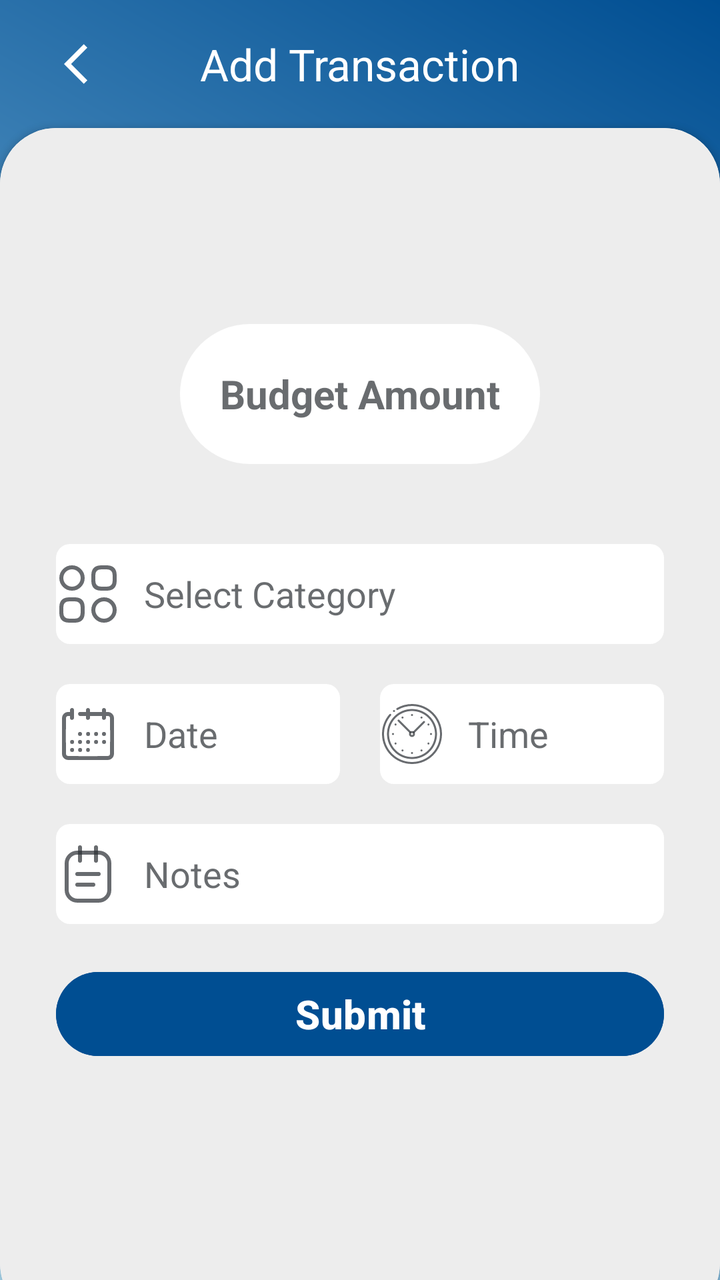
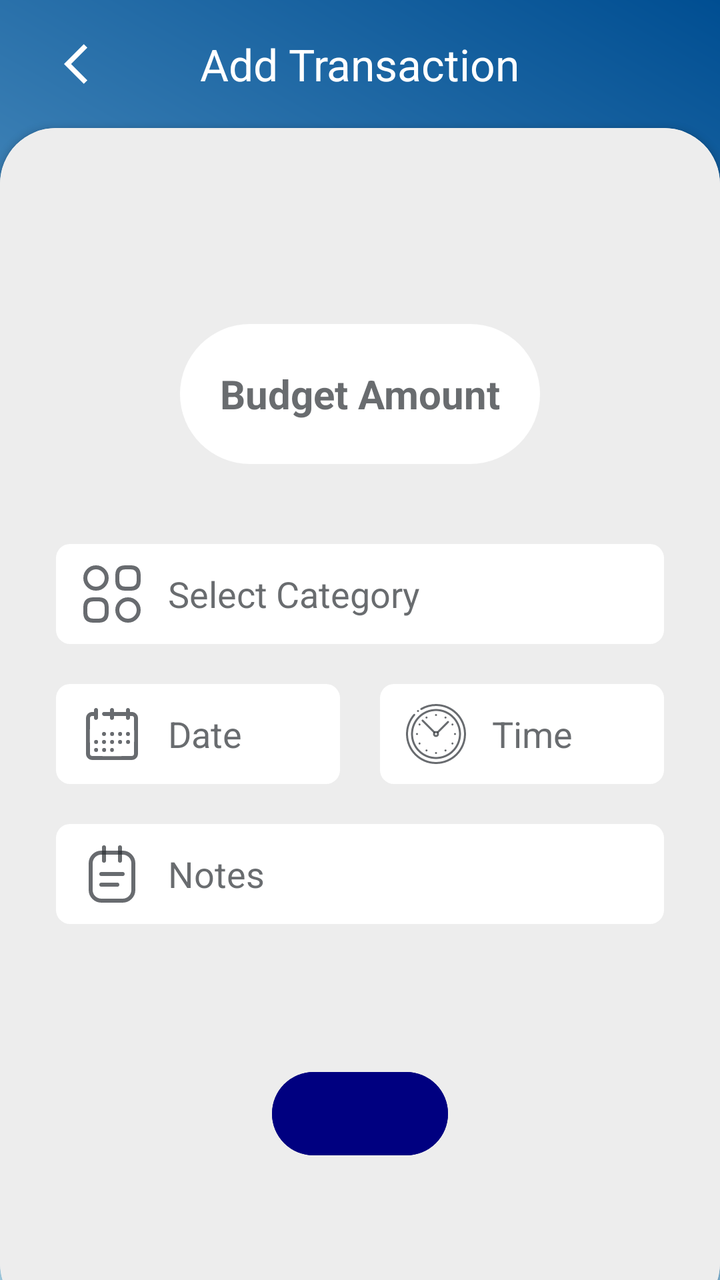

Compare the two renders of this Android layout. The source of the first and the diff that turns it into the second are given below.
<!-- AndroidManifest.xml: application theme Theme.Budget_Planner -->
<!-- res/layout/page_add.xml -->
<?xml version="1.0" encoding="utf-8"?>
<RelativeLayout xmlns:android="http://schemas.android.com/apk/res/android"
    xmlns:tools="http://schemas.android.com/tools"
    android:layout_width="match_parent"
    android:layout_height="match_parent"
    android:background="@drawable/backgroung_gradient"
    xmlns:app="http://schemas.android.com/apk/res-auto"
    >

    <androidx.appcompat.widget.Toolbar
        android:id="@+id/toolbar"
        android:layout_width="match_parent"
        android:layout_height="?attr/actionBarSize"
        android:titleTextColor="@color/white">

        <com.google.android.material.floatingactionbutton.FloatingActionButton
            android:id="@+id/Back"
            android:layout_width="wrap_content"
            android:layout_height="wrap_content"
            android:layout_gravity="start|center_vertical"
            android:backgroundTint="@android:color/transparent"
            android:clickable="true"
            android:src="@drawable/baseline_arrow_back_ios_24"
            android:stateListAnimator="@animator/button_state_list_animator"
            app:borderWidth="0dp"
            app:elevation="0dp"
            app:tint="@color/white" />

        <TextView
            android:layout_width="wrap_content"
            android:layout_height="wrap_content"
            android:layout_gravity="center"
            android:text="Add Transaction"
            android:textColor="@color/white"
            android:textSize="22dp" />
    </androidx.appcompat.widget.Toolbar>

    <RelativeLayout
        android:layout_width="match_parent"
        android:layout_height="match_parent"
        android:layout_below="@id/toolbar" />

    <androidx.cardview.widget.CardView
        android:layout_width="match_parent"
        android:layout_height="wrap_content"
        android:layout_alignParentBottom="true"
        android:layout_below="@id/toolbar"
        app:cardCornerRadius="28dp"
        android:layout_marginBottom="-20dp">

        <LinearLayout
            android:layout_width="match_parent"
            android:layout_height="match_parent"
            android:orientation="vertical"
            android:padding="28dp"
            android:background="#EDEDED">
            <LinearLayout
                android:layout_width="match_parent"
                android:layout_height="match_parent"
                android:orientation="vertical"
                android:layout_marginTop="50dp"
                >
                <EditText
                    android:layout_width="180dp"
                    android:layout_height="70dp"
                    android:hint="Budget Amount"
                    android:padding="10dp"
                    android:background="@drawable/round_shape_for_tabs"
                    android:layout_marginVertical="20dp"
                    android:textColor="@color/black"
                    android:textColorHint="#B3292D32"
                    android:textStyle="bold"
                    android:textSize="20dp"
                    android:inputType="number"
                    android:gravity="center"
                    android:layout_gravity="center"
                    />
                <EditText
                    android:id="@+id/category"
                    android:layout_marginVertical="20dp"
                    android:layout_width="match_parent"
                    android:layout_height="50dp"
                    android:drawableStart="@drawable/category_txt"
                    android:drawablePadding="12dp"
                    android:background="@drawable/edittext_design_addpage"
                    android:ems="10"
                    android:focusable="false"
                    android:inputType="none"
                    android:textColorHint="#B3292D32"
                    android:hint="Select Category"
                    android:textColor="@color/black"
                    android:layout_gravity="center"
                    />
                <LinearLayout
                    android:layout_width="match_parent"
                    android:layout_height="wrap_content"
                    android:orientation="horizontal"
                    android:weightSum="2">
                    <EditText
                        android:id="@+id/date"
                        android:layout_marginEnd="10dp"
                        android:layout_width="match_parent"
                        android:layout_height="50dp"
                        android:hint="Date"
                        android:ems="10"
                        android:textColorHint="#B3292D32"
                        android:drawableStart="@drawable/date"
                        android:drawablePadding="12dp"
                        android:background="@drawable/edittext_design_addpage"
                        android:focusable="false"
                        android:inputType="none"
                        android:textColor="@color/black"
                        android:layout_gravity="center"
                        android:layout_weight="1"
                        />
                    <EditText
                        android:id="@+id/time"
                        android:layout_marginStart="10dp"
                        android:layout_width="match_parent"
                        android:layout_height="50dp"
                        android:hint="Time"
                        android:textColorHint="#B3292D32"
                        android:drawableStart="@drawable/time"
                        android:drawablePadding="12dp"
                        android:ems="10"
                        android:background="@drawable/edittext_design_addpage"
                        android:layout_weight="1"
                        android:focusable="false"
                        android:inputType="none"
                        android:textColor="@color/black"
                        android:layout_gravity="center"

                        />
                </LinearLayout>
                <EditText
                    android:layout_marginVertical="20dp"
                    android:layout_width="match_parent"
                    android:layout_height="50dp"
                    android:hint="Notes"
                    android:drawableStart="@drawable/note_text_svgrepo_com"
                    android:drawablePadding="12dp"
                    android:textColorHint="#B3292D32"
                    android:background="@drawable/edittext_design_addpage"
                    android:textColor="@color/black"
                    android:layout_gravity="center"
                    />

                <RelativeLayout
                    android:layout_width="match_parent"
                    android:layout_height="wrap_content"
                    android:layout_above="@+id/space"
                    android:layout_gravity="bottom">

                    <Button
                        android:id="@+id/submit"
                        android:layout_width="match_parent"
                        android:layout_height="50dp"
                        android:layout_gravity="center"
                        android:layout_weight="1"
                        android:backgroundTint="#004E92"
                        android:text="Submit"
                        android:textSize="20dp"
                        android:textStyle="bold"
                        android:textColor="#fff" />

                </RelativeLayout>
            </LinearLayout>
        </LinearLayout>

    </androidx.cardview.widget.CardView>

    <Space
        android:id="@+id/space"
        android:layout_width="match_parent"
        android:layout_height="60dp"
        android:layout_alignParentBottom="true" />
</RelativeLayout>
<!-- resources referenced by this layout -->
<resources>
  <color name="black">#FF000000</color>
  <color name="white">#FFFFFFFF</color>
  <!-- drawable backgroung_gradient (drawable) -->
  <?xml version="1.0" encoding="utf-8"?>
  <shape xmlns:android="http://schemas.android.com/apk/res/android">
      <gradient
          android:type="linear"
          android:angle="45"
          android:startColor="#AEDFF7"
          android:endColor="#004E92"></gradient>
  </shape>
  <!-- drawable baseline_arrow_back_ios_24 (drawable) -->
  <vector android:autoMirrored="true" android:height="24dp"
      android:tint="#000000" android:viewportHeight="24"
      android:viewportWidth="24" android:width="24dp" xmlns:android="http://schemas.android.com/apk/res/android">
      <path android:fillColor="@android:color/white" android:pathData="M11.67,3.87L9.9,2.1 0,12l9.9,9.9 1.77,-1.77L3.54,12z"/>
  </vector>
  <!-- drawable category_txt (drawable) -->
  <vector android:height="32dp" android:viewportHeight="24"
      android:viewportWidth="24" android:width="32dp" xmlns:android="http://schemas.android.com/apk/res/android">
      <path android:fillColor="#00000000"
          android:pathData="M17,10H19C21,10 22,9 22,7V5C22,3 21,2 19,2H17C15,2 14,3 14,5V7C14,9 15,10 17,10Z"
          android:strokeColor="#B3292D32" android:strokeLineCap="round"
          android:strokeLineJoin="round" android:strokeWidth="1.5"/>
      <path android:fillColor="#00000000"
          android:pathData="M5,22H7C9,22 10,21 10,19V17C10,15 9,14 7,14H5C3,14 2,15 2,17V19C2,21 3,22 5,22Z"
          android:strokeColor="#B3292D32" android:strokeLineCap="round"
          android:strokeLineJoin="round" android:strokeWidth="1.5"/>
      <path android:fillColor="#00000000"
          android:pathData="M6,10C8.209,10 10,8.209 10,6C10,3.791 8.209,2 6,2C3.791,2 2,3.791 2,6C2,8.209 3.791,10 6,10Z"
          android:strokeColor="#B3292D32" android:strokeLineCap="round"
          android:strokeLineJoin="round" android:strokeWidth="1.5"/>
      <path android:fillColor="#00000000"
          android:pathData="M18,22C20.209,22 22,20.209 22,18C22,15.791 20.209,14 18,14C15.791,14 14,15.791 14,18C14,20.209 15.791,22 18,22Z"
          android:strokeColor="#B3292D32" android:strokeLineCap="round"
          android:strokeLineJoin="round" android:strokeWidth="1.5"/>
  </vector>
  <!-- drawable edittext_design_addpage (drawable) -->
  <?xml version="1.0" encoding="utf-8"?>
  <selector xmlns:android="http://schemas.android.com/apk/res/android">
      <item android:state_enabled="true" android:state_focused="true" >
          <shape android:shape="rectangle">
              <solid android:color="#1A004E92"/>
              <corners android:radius="7dp"/>
              <stroke android:color="#004E92" android:width="1dp"/>
          </shape>
      </item>
  
      <item android:state_enabled="true"  >
          <shape android:shape="rectangle">
              <solid android:color="@color/white"/>
              <corners android:radius="7dp"/>
  
          </shape>
      </item>
  
  </selector>
  <!-- drawable round_shape_for_tabs (drawable) -->
  <?xml version="1.0" encoding="utf-8"?>
  <shape xmlns:android="http://schemas.android.com/apk/res/android"
      android:shape="rectangle">
      <corners android:radius="100dp"/>
      <solid android:color="#FFFFFF"/>
  </shape>
  <style name="Theme.Budget_Planner" parent="Base.Theme.Budget_Planner" />
  <style name="Base.Theme.Budget_Planner" parent="Theme.Material3.DayNight.NoActionBar">
          
          
      </style>
  <!-- unchanged entries left out for length: 3 -->
</resources>

<!-- the commit's change to res/layout/page_add.xml (unified diff, before → after) -->
@@ -1,11 +1,10 @@
 <?xml version="1.0" encoding="utf-8"?>
 <RelativeLayout xmlns:android="http://schemas.android.com/apk/res/android"
+    xmlns:app="http://schemas.android.com/apk/res-auto"
     xmlns:tools="http://schemas.android.com/tools"
     android:layout_width="match_parent"
     android:layout_height="match_parent"
-    android:background="@drawable/backgroung_gradient"
-    xmlns:app="http://schemas.android.com/apk/res-auto"
-    >
+    android:background="@drawable/backgroung_gradient">
 
     <androidx.appcompat.widget.Toolbar
         android:id="@+id/toolbar"
@@ -20,6 +19,8 @@
             android:layout_gravity="start|center_vertical"
             android:backgroundTint="@android:color/transparent"
             android:clickable="true"
+            android:contentDescription="Back"
+            android:focusable="true"
             android:src="@drawable/baseline_arrow_back_ios_24"
             android:stateListAnimator="@animator/button_state_list_animator"
             app:borderWidth="0dp"
@@ -32,13 +33,8 @@
             android:layout_gravity="center"
             android:text="Add Transaction"
             android:textColor="@color/white"
-            android:textSize="22dp" />
+            android:textSize="22sp" />
     </androidx.appcompat.widget.Toolbar>
-
-    <RelativeLayout
-        android:layout_width="match_parent"
-        android:layout_height="match_parent"
-        android:layout_below="@id/toolbar" />
 
     <androidx.cardview.widget.CardView
         android:layout_width="match_parent"
@@ -59,38 +55,39 @@
                 android:layout_height="match_parent"
                 android:orientation="vertical"
                 android:layout_marginTop="50dp"
-                >
+                tools:ignore="UselessParent">
                 <EditText
                     android:layout_width="180dp"
                     android:layout_height="70dp"
+                    android:layout_gravity="center"
+                    android:layout_marginVertical="20dp"
+                    android:autofillHints="Enter Amount"
+                    android:background="@drawable/round_shape_for_tabs"
+                    android:gravity="center"
                     android:hint="Budget Amount"
+                    android:inputType="number"
                     android:padding="10dp"
-                    android:background="@drawable/round_shape_for_tabs"
-                    android:layout_marginVertical="20dp"
                     android:textColor="@color/black"
                     android:textColorHint="#B3292D32"
-                    android:textStyle="bold"
-                    android:textSize="20dp"
-                    android:inputType="number"
-                    android:gravity="center"
-                    android:layout_gravity="center"
-                    />
+                    android:textSize="20sp"
+                    android:textStyle="bold" />
                 <EditText
                     android:id="@+id/category"
-                    android:layout_marginVertical="20dp"
                     android:layout_width="match_parent"
                     android:layout_height="50dp"
+                    android:layout_gravity="center"
+                    android:layout_marginVertical="20dp"
+                    android:autofillHints="Select category of transaction"
+                    android:background="@drawable/edittext_design_addpage"
                     android:drawableStart="@drawable/category_txt"
                     android:drawablePadding="12dp"
-                    android:background="@drawable/edittext_design_addpage"
                     android:ems="10"
                     android:focusable="false"
+                    android:hint="Select Category"
                     android:inputType="none"
-                    android:textColorHint="#B3292D32"
-                    android:hint="Select Category"
+                    android:padding="12sp"
                     android:textColor="@color/black"
-                    android:layout_gravity="center"
-                    />
+                    android:textColorHint="#B3292D32" />
                 <LinearLayout
                     android:layout_width="match_parent"
                     android:layout_height="wrap_content"
@@ -98,70 +95,76 @@
                     android:weightSum="2">
                     <EditText
                         android:id="@+id/date"
-                        android:layout_marginEnd="10dp"
                         android:layout_width="match_parent"
                         android:layout_height="50dp"
-                        android:hint="Date"
-                        android:ems="10"
-                        android:textColorHint="#B3292D32"
+                        android:layout_gravity="center"
+                        android:layout_marginEnd="10dp"
+                        android:layout_weight="1"
+                        android:autofillHints="Select Data"
+                        android:background="@drawable/edittext_design_addpage"
                         android:drawableStart="@drawable/date"
                         android:drawablePadding="12dp"
-                        android:background="@drawable/edittext_design_addpage"
+                        android:ems="10"
                         android:focusable="false"
-                        android:inputType="none"
+                        android:hint="Date"
+                        android:inputType="date"
+                        android:padding="12sp"
                         android:textColor="@color/black"
-                        android:layout_gravity="center"
-                        android:layout_weight="1"
-                        />
+                        android:textColorHint="#B3292D32" />
                     <EditText
                         android:id="@+id/time"
-                        android:layout_marginStart="10dp"
                         android:layout_width="match_parent"
                         android:layout_height="50dp"
-                        android:hint="Time"
-                        android:textColorHint="#B3292D32"
+                        android:layout_gravity="center"
+                        android:layout_marginStart="10dp"
+                        android:layout_weight="1"
+                        android:autofillHints="Select Time"
+                        android:background="@drawable/edittext_design_addpage"
                         android:drawableStart="@drawable/time"
                         android:drawablePadding="12dp"
                         android:ems="10"
-                        android:background="@drawable/edittext_design_addpage"
-                        android:layout_weight="1"
                         android:focusable="false"
+                        android:hint="Time"
                         android:inputType="none"
+                        android:padding="12sp"
                         android:textColor="@color/black"
-                        android:layout_gravity="center"
-
-                        />
+                        android:textColorHint="#B3292D32" />
                 </LinearLayout>
                 <EditText
-                    android:layout_marginVertical="20dp"
                     android:layout_width="match_parent"
                     android:layout_height="50dp"
-                    android:hint="Notes"
+                    android:layout_gravity="center"
+                    android:layout_marginVertical="20dp"
+                    android:autofillHints="Description"
+                    android:background="@drawable/edittext_design_addpage"
                     android:drawableStart="@drawable/note_text_svgrepo_com"
                     android:drawablePadding="12dp"
-                    android:textColorHint="#B3292D32"
-                    android:background="@drawable/edittext_design_addpage"
+                    android:hint="Notes"
+                    android:inputType="textShortMessage"
+                    android:padding="12sp"
                     android:textColor="@color/black"
-                    android:layout_gravity="center"
-                    />
+                    android:textColorHint="#B3292D32" />
 
                 <RelativeLayout
                     android:layout_width="match_parent"
                     android:layout_height="wrap_content"
-                    android:layout_above="@+id/space"
                     android:layout_gravity="bottom">
 
                     <Button
                         android:id="@+id/submit"
-                        android:layout_width="match_parent"
-                        android:layout_height="50dp"
-                        android:layout_gravity="center"
-                        android:layout_weight="1"
-                        android:backgroundTint="#004E92"
-                        android:text="Submit"
-                        android:textSize="20dp"
-                        android:textStyle="bold"
-                        android:textColor="#fff" />
+                        android:layout_width="wrap_content"
+                        android:layout_height="wrap_content"
+                        android:layout_centerInParent="true"
+                        android:layout_marginTop="100dp"
+                        android:clickable="true"
+                        android:backgroundTint="@color/navy_blue"
+                        android:backgroundTintMode="screen"
+                        android:focusable="true"
+                        android:padding="20dp"
+                        android:text="Add"
+                        android:textColor="@color/white"
+                        android:textSize="20sp"
+                        android:textStyle="bold" />
 
                 </RelativeLayout>
             </LinearLayout>
<!-- resource entries referenced after the edit -->
@@ -1,7 +1,10 @@
 <!-- resources referenced by this layout -->
 <resources>
-  <color name="black">#FF000000</color>
-  <color name="white">#FFFFFFFF</color>
+  <color name="black">#000000</color>
+  <color name="navy_blue">#000080</color>
+  <color name="white">#FFFFFF</color>
+  
+      Shades of Yellow
   <!-- drawable backgroung_gradient (drawable) -->
   <?xml version="1.0" encoding="utf-8"?>
   <shape xmlns:android="http://schemas.android.com/apk/res/android">
